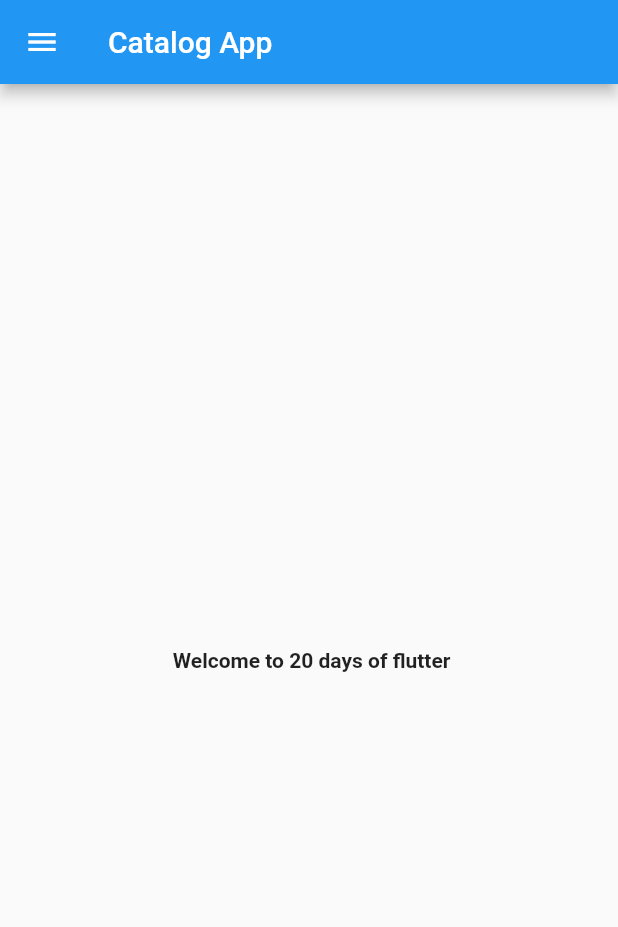
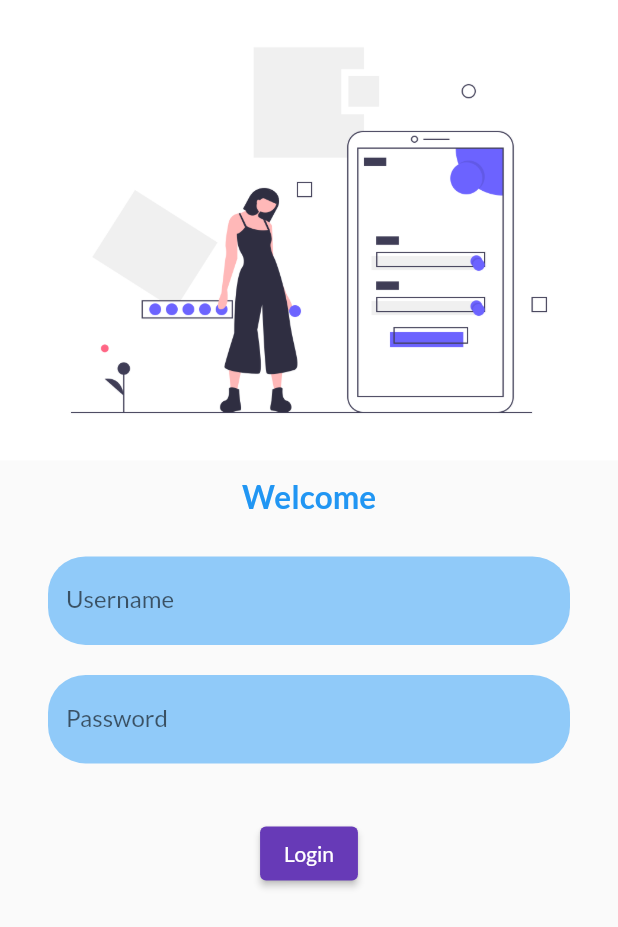
Before and after one commit to IMRISHABH08/Branching, a Flutter app: the screen it shows after launch, on a phone screen of 412 x 824 dp. Shown: the top 927 px of the screen. Run offline on Flutter 3.47's test engine with Material 2 defaults, Android fonts, the phone set to English and light mode, and no system bars; our stand-ins replace google_fonts.

Commit message:
Day 4 completed

```diff
--- a/lib/main.dart
+++ b/lib/main.dart
@@ -1,5 +1,9 @@
 import 'package:flutter/material.dart';
-import './home_page.dart';
+import 'package:flutter/cupertino.dart';
+import 'pages/home_page.dart';
+import 'pages/login_page.dart';
+import 'package:google_fonts/google_fonts.dart';
+
 void main() {
   runApp((MyApp()));
 }
@@ -8,11 +12,22 @@ class MyApp extends StatelessWidget {
   @override
   Widget build(BuildContext context) {
     return MaterialApp(
-      home:Scaffold(
-        appBar: AppBar(title: Text("Catalog App"),),
-        body: HomePage(),
-        drawer: Drawer(),
-      )
+      debugShowCheckedModeBanner: false,
+      theme: ThemeData(
+        primarySwatch: Colors.deepPurple,
+        fontFamily: GoogleFonts.lato().fontFamily,
+      ),
+      themeMode: ThemeMode.light,
+      darkTheme: ThemeData(
+        // brightness: Brightness.dark,
+        primarySwatch: Colors.blue,
+
+      ),
+//initialRoute: "/",
+      routes: {
+        "/": (context) => LoginPage(),
+        "/home_page": (context) => HomePage(),
+      },
     );
   }
 }
--- a/lib/home_page.dart
+++ b/lib/pages/home_page.dart
@@ -8,11 +8,14 @@ class HomePage extends StatefulWidget {
 class _HomePageState extends State<HomePage> {
   @override
   Widget build(BuildContext context) {
-    return Material(
-          child: Center(
+    return Scaffold(
+      appBar: AppBar(
+        title: Text("HomePage"),
+      ),
+      body: Center(
         child: Container(
           child: Text(" Welcome to 20 days of flutter",
-              style: TextStyle(fontWeight: FontWeight.bold)),
+              style: TextStyle(fontWeight: FontWeight.bold,color:Colors.redAccent),textScaleFactor: 1.5,),
         ),
       ),
     );
--- /dev/null
+++ b/lib/pages/login_page.dart
@@ -0,0 +1,153 @@
+import 'package:flutter/material.dart';
+import 'package:flutter/services.dart';
+import 'package:google_fonts/google_fonts.dart';
+import './home_page.dart';
+
+class LoginPage extends StatelessWidget {
+  @override
+  Widget build(BuildContext context) {
+    return Material(
+      child: Column(
+        children: [
+          Container(
+            color: Colors.white,
+            //margin: EdgeInsets.all(20),
+            child: Image.asset(
+              "assets/images/undraw_mobile_login_ikmv.png",
+              fit: BoxFit.cover,
+            ),
+          ),
+          // SizedBox(
+          //   height: 20,
+          // ),
+          TextButton(
+            style: TextButton.styleFrom(
+              primary: Colors.blue,
+            ),
+            child: Text(
+              "Welcome",
+              style: TextStyle(
+                fontWeight: FontWeight.bold,
+              ),
+              textScaleFactor: 1.5,
+            ),
+            onPressed: () {
+              Navigator.of(context).pushNamed("/home_page");
+            },
+          ),
+          Padding(
+            padding: const EdgeInsets.symmetric(vertical: 16.0, horizontal: 32),
+            child: Column(
+              children: [
+                TextField(
+                  decoration: InputDecoration(
+                    //  border: OutlineInputBorder(
+                    //   borderRadius: BorderRadius.circular(25),
+                    //   borderSide: BorderSide.none,
+                    // ),
+                    enabledBorder: UnderlineInputBorder(borderSide: BorderSide.none,
+                    borderRadius: BorderRadius.circular(25)),
+                    labelText: "Username",
+                    // floatingLabelBehavior:,
+                    hintText: "e.g. Rishabh",
+                    hintStyle: TextStyle(fontSize: 10),
+                    filled: true,
+                    fillColor: Colors.blue[200],
+
+                  ),
+                  keyboardType: TextInputType.name,
+                  //onSubmitted: (_){},
+
+                  // inputFormatters: [
+                  //   FilteringTextInputFormatter.allow(filterPattern)
+                  // ],
+                ),
+                SizedBox(
+                  height: 20,
+                ),
+                TextField(
+                  decoration: InputDecoration(
+                    labelText: "Password",
+                    hintText: "e.g. Ri@#_",
+                    hintStyle: TextStyle(fontSize: 10),
+                    filled: true,
+                    fillColor: Colors.blue[200],
+                    enabledBorder: UnderlineInputBorder(borderSide: BorderSide.none,
+                    borderRadius: BorderRadius.circular(25)),
+
+                    //errorText: "For validation",
+                  ),
+                  keyboardType: TextInputType.name,
+                  obscureText: true,
+                  // onSubmitted: ,
+
+
+                ),
+              ],
+            ),
+          ),
+          SizedBox(
+            height: 20,
+          ),
+          ElevatedButton(onPressed: (){}, child: Text("Login"),
+          style:ElevatedButton.styleFrom(
+
+          ),)
+        ],
+      ),
+    );
+  }
+}
+
+// Sliding effect 1st insta
+// import 'package:flutter/material.dart';
+// class LoginPage extends StatelessWidget {
+//   @override
+//   Widget build(BuildContext context) {
+//     return Material(
+//       child: Stack(
+//         children: [
+//           Container(
+//             color: Colors.white,
+//             child: Column(
+//               children: [
+//                 SizedBox(
+//                   height: 150,
+//                 ),
+//                 Image.asset(
+//                   "assets/images/undraw_mobile_login_ikmv.png",
+//                   fit: BoxFit.cover,
+//                 ),
+//               ],
+//             ),
+//           ),
+//           ListView(
+//             children: [
+//               Row(
+//                 mainAxisAlignment: MainAxisAlignment.spaceBetween,
+//                 mainAxisSize: MainAxisSize.min,
+//                 children: [
+//                   SizedBox(
+//                     width: 60,
+//                   ),
+//                   Opacity(
+//                     opacity: 0.0,
+//                     child: Container(
+//                       height: 600,
+//                       width: 200,
+//                     ),
+//                   ),
+//                 ],
+//               ),
+//               Container(
+//                 height: 800,
+//                 width: 200,
+//                 color: Colors.white,
+//               ),
+//             ],
+//           )
+//         ],
+//       ),
+//     );
+//   }
+// }
--- a/pubspec.yaml
+++ b/pubspec.yaml
@@ -28,6 +28,7 @@ dependencies:
   # The following adds the Cupertino Icons font to your application.
   # Use with the CupertinoIcons class for iOS style icons.
   cupertino_icons: ^1.0.2
+  google_fonts: ^2.0.0
 
 dev_dependencies:
   flutter_test:
@@ -45,8 +46,8 @@ flutter:
   uses-material-design: true
 
   # To add assets to your application, add an assets section, like this:
-  # assets:
-  #   - images/a_dot_burr.jpeg
+  assets:
+    - assets/images/undraw_mobile_login_ikmv.png
   #   - images/a_dot_ham.jpeg
 
   # An image asset can refer to one or more resolution-specific "variants", see
```
Also changed, not shown: assets/images/undraw_mobile_login_ikmv.png (added), pubspec.lock.
